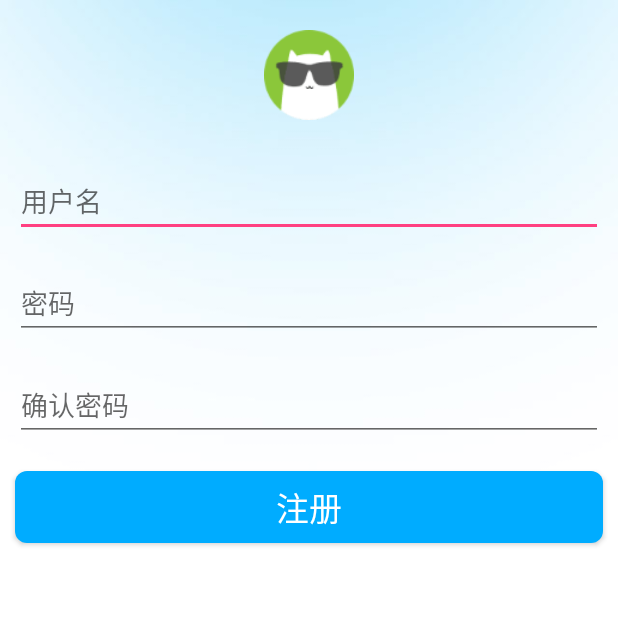
After one commit to Winter0503/gaoshen, an Android app: the RegisterActivity screen opened directly, with no data from a screen before it, on a phone screen of 412 x 824 dp, the top half of it. The commit adds this screen. Run offline under Robolectric (Android 15) with nearby library versions, the light colour scheme and no system bars.

Commit message:
注册界面布局实现

```diff
--- a/AndroidStudio_WorkSpace/Hx_Mvp_Kotlin/app/src/main/AndroidManifest.xml
+++ b/AndroidStudio_WorkSpace/Hx_Mvp_Kotlin/app/src/main/AndroidManifest.xml
@@ -38,6 +38,7 @@
         </activity>
         <activity android:name=".MainActivity"/>
         <activity android:name=".LoginActivity"/>
+        <activity android:name=".RegisterActivity"/>
         <!-- 设置环信应用的AppKey -->
         <meta-data android:name="EASEMOB_APPKEY"  android:value="1104190506055937#im" />
         <!-- 声明SDK所需的service SDK核心功能-->
--- /dev/null
+++ b/AndroidStudio_WorkSpace/Hx_Mvp_Kotlin/app/src/main/java/com/example/hx_mvp_kotlin/RegisterActivity.kt
@@ -0,0 +1,13 @@
+package com.example.hx_mvp_kotlin
+
+/**
+ * Create by 心跳 on 2019/8/7 14:44
+ * Blog : https://mp.csdn.net/
+ * escription :
+ */
+class RegisterActivity : BaseActivity(){
+
+    override fun getLayoutResId(): Int =R.layout.activity_register
+
+
+}
--- a/AndroidStudio_WorkSpace/Hx_Mvp_Kotlin/app/src/main/res/layout/activity_register.xml
+++ b/AndroidStudio_WorkSpace/Hx_Mvp_Kotlin/app/src/main/res/layout/activity_register.xml
@@ -1,10 +1,11 @@
 <?xml version="1.0" encoding="utf-8"?>
 <LinearLayout
-    xmlns:android="http://schemas.android.com/apk/res/android"
-    android:layout_width="match_parent"
-    android:layout_height="match_parent"
-    android:background="@mipmap/login_bk"
-    android:orientation="vertical">
+        xmlns:android="http://schemas.android.com/apk/res/android"
+        android:layout_width="match_parent"
+        android:layout_height="match_parent" xmlns:tools="http://schemas.android.com/tools"
+        android:background="@mipmap/login_bk"
+        android:orientation="vertical"
+        tools:context=".RegisterActivity">
 
     <ImageView
         android:layout_width="60dp"
```
Also changed, not shown: AndroidStudio_WorkSpace/Hx_Mvp_Kotlin/app/src/main/java/com/example/hx_mvp_kotlin/LoginActivity.kt (+19 -2 lines).
